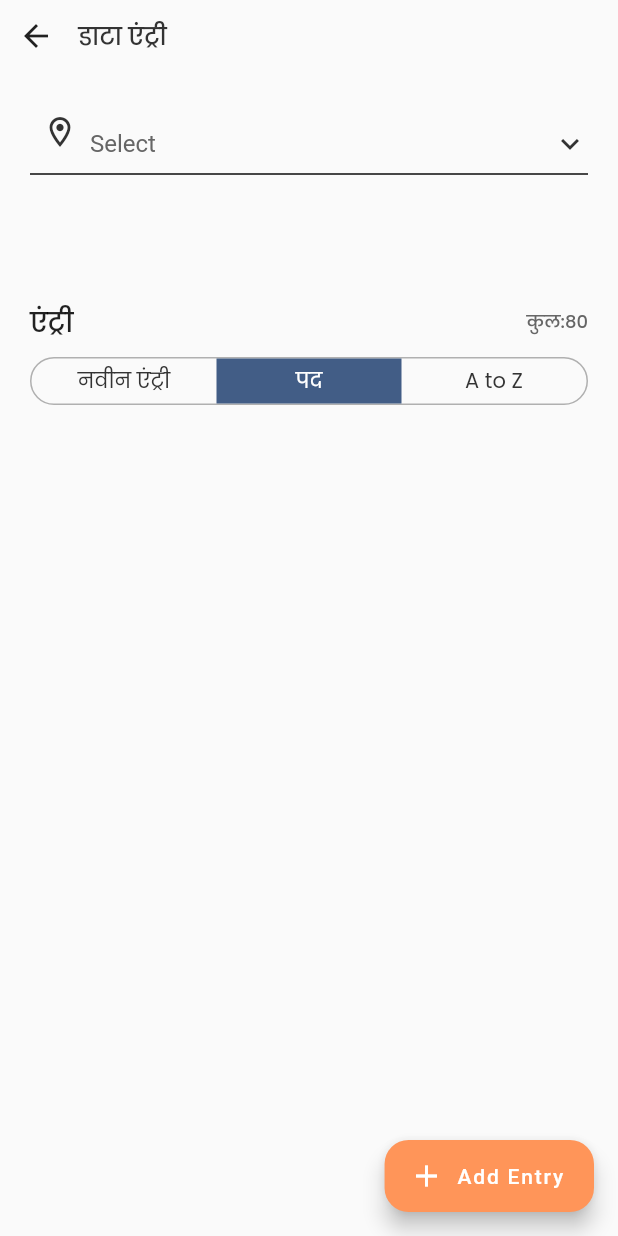
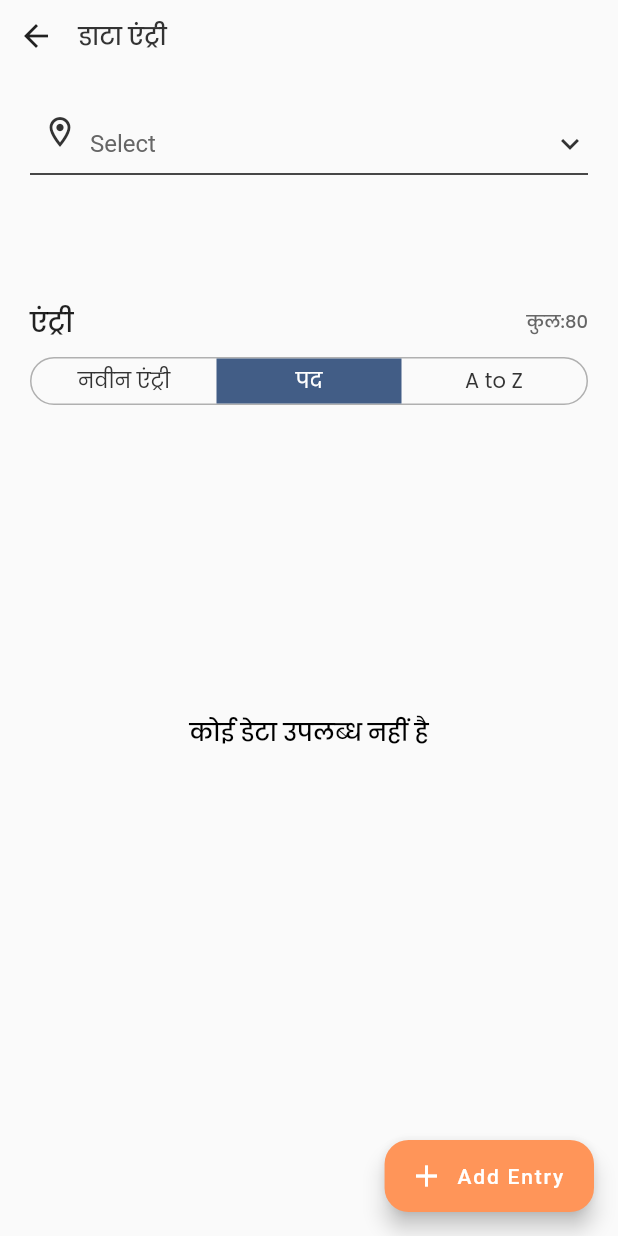
Before and after one commit to anishkumar1991/baseproject, a Flutter app: the ZilaDataScreen screen opened directly with empty values, after a tap on "Add Entry", on a phone screen of 412 x 824 dp. Run offline on Flutter 3.47's test engine with Material 2 defaults, Android fonts, the phone set to English and light mode, and no system bars; our stand-ins replace auto_size_text, bloc, connectivity_plus, dio, dotted_border, equatable and 19 more; accounts and stored records are empty; generated files the repository leaves out were written again; network calls fail.

Commit message:
add localization string

```diff
--- a/lib/Dashboard/Screen/homePage/screens/zila_data_page/zila_data_screen.dart
+++ b/lib/Dashboard/Screen/homePage/screens/zila_data_page/zila_data_screen.dart
@@ -287,7 +287,17 @@ class _ZilaDataScreenState extends State<ZilaDataScreen> {
           if (state is DataFetchingLoadingState) {
             return shimmerWidget();
           }
-          return ListView.separated(
+          return cubit.dataList.isEmpty
+              ? Center(
+                  heightFactor: MediaQuery.of(context).size.height * 0.02,
+                  child: Text(
+                    S.of(context).noDataAvailable,
+                    style: GoogleFonts.poppins(
+                        fontWeight: FontWeight.w500,
+                        fontSize: 16,
+                        color: AppColor.black),
+                  ))
+              : ListView.separated(
                   physics: const NeverScrollableScrollPhysics(),
                   shrinkWrap: true,
                   itemCount: cubit.dataList.length,
--- a/lib/l10n/intl_en.arb
+++ b/lib/l10n/intl_en.arb
@@ -97,12 +97,11 @@
   "yearFrom": "Years (since when)",
   "yearTo": "Years (how long)",
   "clgName": "Name of the Institute or College",
-  "position": "Position",
   "organization": "Name of organization",
   "dialogTitle": "Delete from profile?",
   "dialogSubtitle": "This will delete profession from your profile.",
   "dialogSubtitle1": "This will delete education details from your profile.",
   "dialogSubtitle2": "This will delete address details from your profile.",
-  "noThanks": "No thanks"
-
+  "noThanks": "No thanks",
+  "noDataAvailable":"No Data Available"
 }
--- a/lib/l10n/intl_hi.arb
+++ b/lib/l10n/intl_hi.arb
@@ -97,12 +97,11 @@
   "yearFrom": "वर्ष ( कब से )",
   "yearTo": "वर्ष ( कब तक )",
   "clgName": "संस्थान या कॉलेज का नाम",
-  "position": "पोजीशन",
   "organization": "संगठन का नाम",
   "dialogTitle": "प्रोफ़ाइल से हटाएं?",
   "dialogSubtitle": "यह आपकी प्रोफ़ाइल से पेशा हटा देगा।",
   "dialogSubtitle1": "यह आपकी प्रोफ़ाइल से शिक्षा विवरण हटा देगा।",
-  "dialogSubtitle1": "यह आपकी प्रोफ़ाइल से पता विवरण हटा देगा।",
-  "noThanks": "जी नहीं, धन्यवाद"
-
+  "dialogSubtitle2": "यह आपकी प्रोफ़ाइल से पता विवरण हटा देगा।",
+  "noThanks": "जी नहीं, धन्यवाद",
+  "noDataAvailable":"कोई डेटा उपलब्ध नहीं है"
 }
```
Also changed, not shown: lib/Dashboard/Screen/menuPage/screens/profile_screen/cubit/profile_cubit.dart (+6 -5 lines), lib/generated/intl/messages_all.dart, lib/generated/intl/messages_en.dart, lib/generated/intl/messages_hi.dart, lib/generated/l10n.dart. Lines whose indentation alone changed are shown as unchanged.
